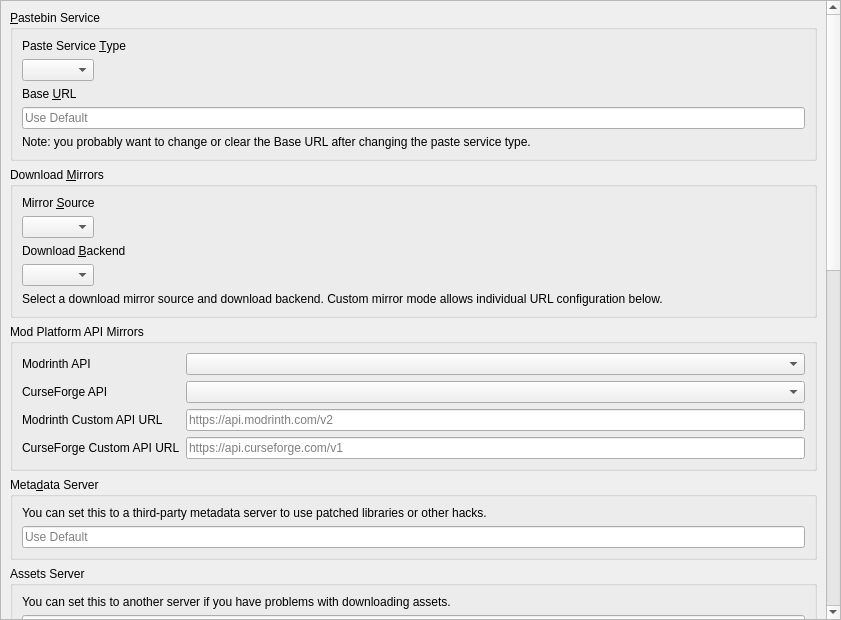
AndreaFrederica/LunaLauncher, file launcher/ui/pages/global/APIPage.ui: the form before one commit.
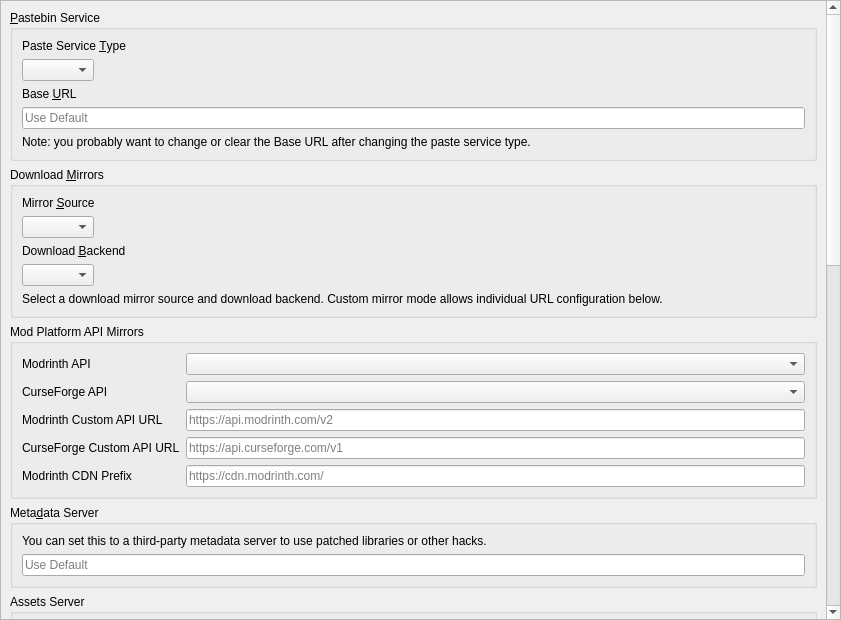
The form after the commit.

Commit message: fix(download): time out stalled downloads and verify file integrity

What changed in the file:
```diff
--- a/launcher/ui/pages/global/APIPage.ui
+++ b/launcher/ui/pages/global/APIPage.ui
@@ -228,7 +228,32 @@
              </property>
             </widget>
            </item>
-         </layout>
+                    <item row="4" column="0">
+            <widget class="QLabel" name="modrinthDownloadMirrorURLLabel">
+             <property name="text">
+              <string>Modrinth CDN Prefix</string>
+             </property>
+             <property name="toolTip">
+              <string>Optional. Replaces https://cdn.modrinth.com/ when downloading mod files, for example when a blocked CurseForge mod is downloaded from Modrinth instead. Leave empty to use the official CDN.</string>
+             </property>
+             <property name="buddy">
+              <cstring>modrinthDownloadMirrorURL</cstring>
+             </property>
+            </widget>
+           </item>
+           <item row="4" column="1">
+            <widget class="QLineEdit" name="modrinthDownloadMirrorURL">
+             <property name="placeholderText">
+              <string>https://cdn.modrinth.com/</string>
+             </property>
+             <property name="toolTip">
+              <string>Base URL that replaces https://cdn.modrinth.com/ in file download links.</string>
+             </property>
+             <property name="clearButtonEnabled">
+              <bool>true</bool>
+             </property>
+            </widget>
+           </item></layout>
         </widget>
        </item>
        <item>
```
The commit also changes 19 other files.
